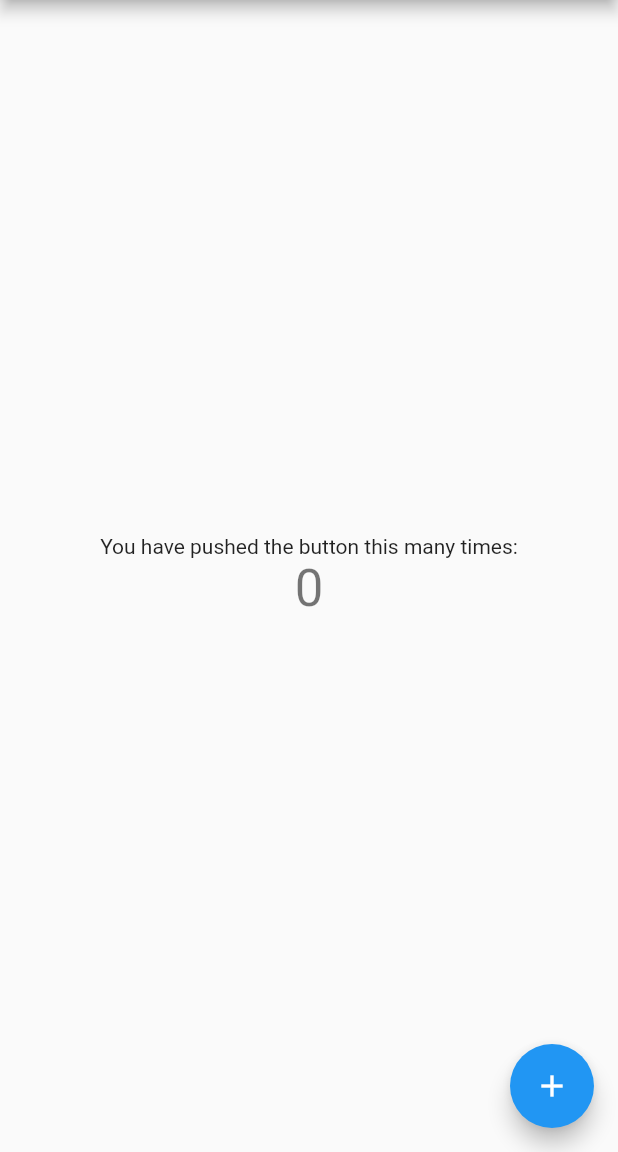
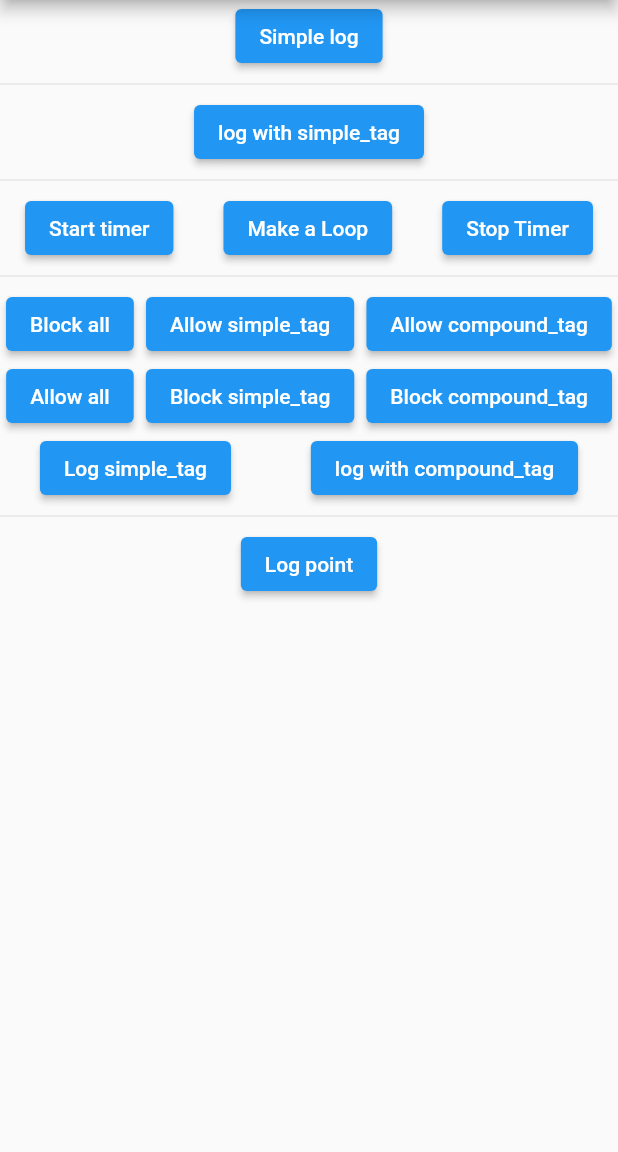
Before and after one commit to appvinio/linio, a Flutter app: the screen it shows after launch, on a phone screen of 412 x 824 dp, the part 84-1236 px from its top. Run offline on Flutter 3.47's test engine with Material 2 defaults, Android fonts, the phone set to English and light mode, and no system bars; statements that could not run were skipped.

```diff
--- a/example/lib/main.dart
+++ b/example/lib/main.dart
@@ -1,6 +1,3 @@
-import 'dart:io';
-import 'dart:nativewrappers';
-
 import 'package:flutter/material.dart';
 import 'package:linio/linio.dart';
 
@@ -8,7 +5,7 @@ void main() {
   Linio(
     headers: [
       // UpTimeLinioHeader(),
-      // DateTimeLinioHeader(),
+      DateTimeLinioHeader(),
       TagLinioHeader(),
       GrepConsoleLinioHeader(),
       LiveLinioHeader(),
@@ -80,6 +77,12 @@ class MyHomePage extends StatefulWidget {
 class _MyHomePageState extends State<MyHomePage> {
   int _counter = 0;
 
+  @override
+  void initState() {
+    Linio.log('stopwatch -s counter_timer', 'Start timer');
+    super.initState();
+  }
+
   void _incrementCounter() {
     setState(() {
       // This call to setState tells the Flutter framework that something has
@@ -89,61 +92,166 @@ class _MyHomePageState extends State<MyHomePage> {
       // called again, and so nothing would appear to happen.
       _counter++;
 
-
-      Linio.log('stopwatch -s counter_timer', 'Duration since last click');
+      Linio.log('stopwatch -l counter_timer', 'Duration since last click');
       // Linio.log('--mode live --level error', 'Current counter value: $_counter');
     });
   }
 
   @override
   Widget build(BuildContext context) {
-    // This method is rerun every time setState is called, for instance as done
-    // by the _incrementCounter method above.
-    //
-    // The Flutter framework has been optimized to make rerunning build methods
-    // fast, so that you can just rebuild anything that needs updating rather
-    // than having to individually change instances of widgets.
     return Scaffold(
       appBar: AppBar(
-        // Here we take the value from the MyHomePage object that was created by
-        // the App.build method, and use it to set our appbar title.
         title: Text(widget.title),
       ),
-      body: Center(
-        // Center is a layout widget. It takes a single child and positions it
-        // in the middle of the parent.
-        child: Column(
-          // Column is also a layout widget. It takes a list of children and
-          // arranges them vertically. By default, it sizes itself to fit its
-          // children horizontally, and tries to be as tall as its parent.
-          //
-          // Invoke "debug painting" (press "p" in the console, choose the
-          // "Toggle Debug Paint" action from the Flutter Inspector in Android
-          // Studio, or the "Toggle Debug Paint" command in Visual Studio Code)
-          // to see the wireframe for each widget.
-          //
-          // Column has various properties to control how it sizes itself and
-          // how it positions its children. Here we use mainAxisAlignment to
-          // center the children vertically; the main axis here is the vertical
-          // axis because Columns are vertical (the cross axis would be
-          // horizontal).
-          mainAxisAlignment: MainAxisAlignment.center,
-          children: <Widget>[
-            Text(
-              'You have pushed the button this many times:',
+      body: Column(
+        mainAxisAlignment: MainAxisAlignment.start,
+        children: <Widget>[
+          //Simple log
+          simpleLog(),
+          Divider(),
+          //Simple log with tag
+          simpleLogWithTag(),
+          Divider(),
+          //Timer
+          timer(),
+          Divider(),
+          //Tag Managger
+          tagManager(),
+          Divider(),
+          ElevatedButton(
+            onPressed: () {
+              Linio.log('log_point');
+            },
+            child: Text('Log point'),
+          ),
+        ],
+      ),
+    );
+  }
+
+  Widget tagManager() {
+    return Column(
+      children: [
+        Row(
+          mainAxisAlignment: MainAxisAlignment.spaceAround,
+          children: [
+            Column(
+              children: [
+                ElevatedButton(
+                  onPressed: () {
+                    Linio.log('tag_manager -b all');
+                  },
+                  child: Text('Block all'),
+                ),
+                ElevatedButton(
+                  onPressed: () {
+                    Linio.log('tag_manager -a all');
+                  },
+                  child: Text('Allow all'),
+                ),
+              ],
             ),
-            Text(
-              '$_counter',
-              style: Theme.of(context).textTheme.headline4,
+            Column(
+              children: [
+                ElevatedButton(
+                  onPressed: () {
+                    Linio.log('tag_manager -a simple_tag');
+                  },
+                  child: Text('Allow simple_tag'),
+                ),
+                ElevatedButton(
+                  onPressed: () {
+                    Linio.log('tag_manager -b simple_tag');
+                  },
+                  child: Text('Block simple_tag'),
+                ),
+              ],
+            ),
+            Column(
+              children: [
+                ElevatedButton(
+                  onPressed: () {
+                    Linio.log('tag_manager -a compound_tag');
+                  },
+                  child: Text('Allow compound_tag'),
+                ),
+                ElevatedButton(
+                  onPressed: () {
+                    Linio.log('tag_manager -b compound_tag');
+                  },
+                  child: Text('Block compound_tag'),
+                ),
+              ],
             ),
           ],
         ),
-      ),
-      floatingActionButton: FloatingActionButton(
-        onPressed: _incrementCounter,
-        tooltip: 'Increment',
-        child: Icon(Icons.add),
-      ), // This trailing comma makes auto-formatting nicer for build methods.
+        Row(
+          mainAxisAlignment: MainAxisAlignment.spaceAround,
+          children: [
+            ElevatedButton(
+              onPressed: () {
+                Linio.log('simple_tag', 'simple message');
+              },
+              child: Text('Log simple_tag'),
+            ),
+            ElevatedButton(
+              onPressed: () {
+                Linio.log('compound_tag', 'simple log');
+              },
+              child: Text('log with compound_tag'),
+            ),
+          ],
+        )
+      ],
+    );
+  }
+
+  Row timer() {
+    return Row(
+      mainAxisAlignment: MainAxisAlignment.spaceAround,
+      children: [
+        ElevatedButton(
+          onPressed: () {
+            Linio.log('stopwatch -s simple_timer');
+          },
+          child: Text('Start timer'),
+        ),
+        ElevatedButton(
+          onPressed: () {
+            Linio.log('stopwatch -l simple_timer');
+          },
+          child: Text('Make a Loop'),
+        ),
+        ElevatedButton(
+          onPressed: () {
+            Linio.log('stopwatch -e simple_timer');
+          },
+          child: Text('Stop Timer'),
+        ),
+      ],
+    );
+  }
+
+  Row simpleLogWithTag() {
+    return Row(
+      mainAxisAlignment: MainAxisAlignment.spaceAround,
+      children: [
+        ElevatedButton(
+          onPressed: () {
+            Linio.log('simple_tag', 'simple log');
+          },
+          child: Text('log with simple_tag'),
+        ),
+      ],
+    );
+  }
+
+  ElevatedButton simpleLog() {
+    return ElevatedButton(
+      onPressed: () {
+        Linio.log('simple log');
+      },
+      child: Text('Simple log'),
     );
   }
 }
--- a/lib/linio.dart
+++ b/lib/linio.dart
@@ -2,77 +2,86 @@ library linio;
 
 import 'dart:async';
 import 'dart:io';
-import 'dart:developer' as developer;
 
 import 'args/args.dart';
+import 'args/command_runner.dart';
+
 export 'args/args.dart';
-import 'args/command_runner.dart';
 export 'args/command_runner.dart';
 
-part 'src/options/linio_log_level.dart';
-part 'src/options/linio_log_type.dart';
-part 'src/options/linio_options.dart';
+part 'src/commands/empty_command.dart';
+
+part 'src/commands/level_manager_command.dart';
+
+part 'src/commands/linio_command.dart';
+
+part 'src/commands/linio_command_runner.dart';
+
+part 'src/commands/log_point_command.dart';
+
+part 'src/commands/stopwatch_command.dart';
+
+part 'src/commands/tag_manager_command.dart';
+
+part 'src/filters/level_linio_filter.dart';
+
+part 'src/filters/linio_filter.dart';
+
+part 'src/filters/tag_linio_filter.dart';
+
+part 'src/formatters/file_formatter.dart';
+
+part 'src/formatters/linio_formatter.dart';
+
+part 'src/formatters/simple_formatter.dart';
+
+part 'src/header_footers/datetime_header.dart';
+
+part 'src/header_footers/grep_console_header.dart';
+
+part 'src/header_footers/linio_header_footer.dart';
+
+part 'src/header_footers/live_linio_header.dart';
+
+part 'src/header_footers/tag_header.dart';
+
+part 'src/header_footers/uptime_header.dart';
+
 part 'src/managers/linio_level_manager.dart';
+
 part 'src/managers/linio_tag_manager.dart';
-part 'src/filters/linio_filter.dart';
-part 'src/filters/tag_linio_filter.dart';
-part 'src/filters/level_linio_filter.dart';
-part 'src/commands/linio_command_runner.dart';
-part 'src/commands/linio_command.dart';
-part 'src/commands/empty_command.dart';
-part 'src/commands/log_point_command.dart';
-part 'src/commands/tag_manager_command.dart';
-part 'src/commands/level_manager_command.dart';
-part 'src/commands/stopwatch_command.dart';
-part 'src/printer/linio_printer.dart';
-part 'src/printer/console_printer.dart';
-part 'src/printer/terminal_printer.dart';
-part 'src/formatters/linio_formatter.dart';
-part 'src/formatters/simple_formatter.dart';
-part 'src/formatters/file_formatter.dart';
-part 'src/header_footers/linio_header_footer.dart';
-part 'src/header_footers/grep_console_header.dart';
-part 'src/header_footers/uptime_header.dart';
-part 'src/header_footers/datetime_header.dart';
-part 'src/header_footers/live_live_header.dart';
-part 'src/header_footers/tag_header.dart';
+
 part 'src/manipulators/linio_manipulator.dart';
 
+part 'src/options/linio_log_level.dart';
+
+part 'src/options/linio_log_type.dart';
+
+part 'src/options/linio_options.dart';
+
+part 'src/printer/console_printer.dart';
+
+part 'src/printer/linio_printer.dart';
+
+part 'src/printer/terminal_printer.dart';
+
 class Linio {
-  Linio({
+  Linio._({
     this.printers = const [],
     this.formatters = const [SimpleLinioFormatter()],
     this.headers = const [],
     this.manipulators = const [],
     this.filters = const [],
   }) {
-    instance = this;
-
-    instance.streamController = StreamController<Function>();
-    instance.streamController.stream
-        .asyncMap((event) => event())
-        .listen((event) {});
-    instance.commandRunner = LinioCommandRunner('linio', 'linio');
-    instance.commandRunner.argParser.addOption('tag', abbr: 't');
-    instance.commandRunner.argParser.addOption('mode',
-        abbr: 'm', allowed: ['s', 'l', 'static', 'live'], defaultsTo: 's');
-    instance.commandRunner.argParser.addOption('level',
-        abbr: 'l',
-        allowed: [
-          'd',
-          'i',
-          'w',
-          'e',
-          'f',
-          'debug',
-          'info',
-          'warn',
-          'error',
-          'fatal'
-        ],
-        defaultsTo: 'd');
-    instance.manipulators.forEach((element) {
-      instance.commandRunner.addCommand(element);
+    streamController = StreamController<Function>();
+    streamController.stream.asyncMap((event) => event()).listen((event) {});
+    commandRunner = LinioCommandRunner('linio', 'linio');
+    commandRunner.argParser.addOption('tag', abbr: 't');
+    commandRunner.argParser.addOption('mode', abbr: 'm', allowed: ['s', 'l', 'static', 'live'], defaultsTo: 's');
+    commandRunner.argParser.addOption('level',
+        abbr: 'l', allowed: ['d', 'i', 'w', 'e', 'f', 'debug', 'info', 'warn', 'error', 'fatal'], defaultsTo: 'd');
+    manipulators.forEach((element) {
+      commandRunner.addCommand(element);
     });
 
     printers.forEach((printer) {
@@ -80,16 +89,39 @@ class Linio {
     });
   }
 
-  factory Linio.console() {
-    instance = Linio(printers: [
+  factory Linio.custom(
+      {List<LinioPrinter> printers = const [],
+      List<LinioFormatter> formatters = const [SimpleLinioFormatter()],
+      List<LinioHeaderFooter> headers = const [],
+      List<LinioCommand> manipulators = const [],
+      List<LinioFilter> filters = const [],
+      String name = 'main'}) {
+    _instances[name] = Linio._(
+      printers: printers,
+      formatters: formatters,
+      headers: headers,
+      manipulators: manipulators,
+      filters: filters,
+    );
+    return _instances[name]!;
+  }
+
+  factory Linio.console([String name = 'main']) {
+    _instances[name] = Linio._(printers: [
       ConsolePrinter(),
     ]);
     return instance;
   }
 
-  static late Linio instance;
+  factory Linio([String name = 'main']) {
+    return instance;
+  }
 
-  late CommandRunner<List<String>> commandRunner;
+  static Map<String, Linio> _instances = {};
+
+  static Linio get instance => _instances['main']!;
+
+  static late CommandRunner<List<String>> commandRunner;
   List<LinioHeaderFooter> headers;
   List<LinioCommand> manipulators;
   List<LinioPrinter> printers;
@@ -100,19 +132,13 @@ class Linio {
 
   late StreamController<Function> streamController;
 
-  static void log(dynamic logOrCommand, [dynamic log]) {
-    final linioCommand = instance.commandRunner.argParser.parse((log != null
-        ? logOrCommand
-        : (logOrCommand is String ? logOrCommand : ''))
-        .toString()
-        .split(' '));
+  void log(dynamic logOrCommand, [dynamic log]) {
+    final linioCommand = commandRunner.argParser
+        .parse((log != null ? logOrCommand : (logOrCommand is String ? logOrCommand : '')).toString().split(' '));
     List<String> linioCommandResult;
     if (linioCommand.command?.name?.isNotEmpty == true) {
-      linioCommandResult = instance.commandRunner.run((log != null
-          ? logOrCommand
-          : (logOrCommand is String ? logOrCommand : ''))
-          .toString()
-          .split(' ')) ??
+      linioCommandResult = commandRunner
+              .run((log != null ? logOrCommand : (logOrCommand is String ? logOrCommand : '')).toString().split(' ')) ??
           [];
       if (log == null && logOrCommand != null) {
         logOrCommand = null;
@@ -123,7 +149,7 @@ class Linio {
 
     final linioLog = log ?? logOrCommand;
 
-    String linioTag = linioCommand['tag'] ?? '';
+    String linioTag = linioCommand['tag'] ?? log != null ? logOrCommand : '';
 
     LinioLogType linioLogType = LinioLogType.static;
     switch (linioCommand['mode']) {
@@ -159,19 +185,15 @@ class Linio {
         linioLogLevel = LinioLogLevel.fatal;
         break;
     }
-    final options = LinioOptions(linioLogType, linioLogLevel, linioTag);
+    final options = LinioOptions(linioLogType, linioLogLevel, linioTag, linioLog ?? '', linioCommand);
     if (instance.filters.any((element) => !element.shouldLog(options))) {
       return;
     }
     instance._print(linioCommand, linioCommandResult, linioLog, options);
   }
 
-  void _print(ArgResults command, List<String> commandResult, dynamic log,
-      LinioOptions options) {
-    final formatter =
-    formatters.firstWhere((element) => element.handleLog(log));
-    printers.forEach((printer) =>
-        printer.print(
-            command, [...commandResult, ...formatter.format(log)], options));
+  void _print(ArgResults command, List<String> commandResult, dynamic log, LinioOptions options) {
+    final formatter = formatters.firstWhere((element) => element.handleLog(log));
+    printers.forEach((printer) => printer.print(command, [...commandResult, ...formatter.format(log)], options));
   }
 }
--- a/lib/src/commands/log_point_command.dart
+++ b/lib/src/commands/log_point_command.dart
@@ -17,6 +17,10 @@ class LogPointCommand extends LinioCommand {
     final stackTraceLines = StackTrace.current.toString().split('\n');
     final preIndex =
     stackTraceLines.indexWhere((element) => element.contains('Linio'));
-    return [stackTraceLines[preIndex + 1]];
+    final line = stackTraceLines[preIndex + 1];
+    final startPointPrefix = line.indexOf('(');
+    final lastPointPrefix = line.indexOf(')') + 1;
+    final point = line.substring(startPointPrefix, lastPointPrefix);
+    return [point];
   }
 }
--- a/lib/src/commands/tag_manager_command.dart
+++ b/lib/src/commands/tag_manager_command.dart
@@ -20,10 +20,12 @@ class TagManagerCommand extends LinioCommand {
     if (argResults != null) {
       if (argResults!.wasParsed('allow')) {
         Linio.instance.tagManager.allow(argResults!['allow']);
+        return ['$description: Allow ${argResults!['allow']}'];
       } else if (argResults!.wasParsed('block')) {
         Linio.instance.tagManager.block(argResults!['block']);
+        return ['$description: Block ${argResults!['block']}'];
       }
     }
-    return <String>[];
+    return [];
   }
 }
--- a/lib/src/filters/tag_linio_filter.dart
+++ b/lib/src/filters/tag_linio_filter.dart
@@ -3,6 +3,6 @@ part of linio;
 class TagLinioFilter extends LinioFilter {
   @override
   bool shouldLog(LinioOptions options) {
-    return Linio.instance.tagManager.shouldLog(options.tag);
+    return Linio.instance.tagManager.shouldLog(options);
   }
 }
--- a/lib/src/header_footers/tag_header.dart
+++ b/lib/src/header_footers/tag_header.dart
@@ -1,7 +1,8 @@
 part of linio;
+
 class TagLinioHeader extends LinioHeaderFooter {
   @override
   String prepareHeader(ArgResults command, String log, LinioOptions options) {
-    return "${options.tag} $log";
+    return "${options.tag.isNotEmpty ? '${options.tag} ' : ''}$log";
   }
 }
--- a/lib/src/managers/linio_tag_manager.dart
+++ b/lib/src/managers/linio_tag_manager.dart
@@ -18,11 +18,14 @@ class LinioTagManager {
     }
   }
 
-  bool shouldLog(String tag) {
+  bool shouldLog(LinioOptions options) {
+    if (options.tag.isEmpty) {
+      return true;
+    }
     if (blockList.contains('all')) {
-      return allowList.contains(tag);
+      return allowList.contains(options.tag);
     } else {
-      return !blockList.contains(tag);
+      return !blockList.contains(options.tag);
     }
   }
 }
--- a/lib/src/options/linio_options.dart
+++ b/lib/src/options/linio_options.dart
@@ -4,6 +4,8 @@ class LinioOptions {
   final LinioLogType type;
   final LinioLogLevel level;
   final String tag;
+  final String log;
+  final ArgResults command;
 
-  LinioOptions(this.type, this.level, this.tag);
+  LinioOptions(this.type, this.level, this.tag, this.log, this.command);
 }
--- a/lib/src/printer/linio_printer.dart
+++ b/lib/src/printer/linio_printer.dart
@@ -13,7 +13,7 @@ abstract class LinioPrinter {
         <String>[],
             (List<String> previousValue, String element) =>
         previousValue..addAll(element.split('\n')))
-        .map((line) => headers.fold(
+        .map((line) => headers.reversed.fold(
         line,
             (String previousValue, element) =>
             element.prepareHeader(command, previousValue, options)))
--- a/pubspec.yaml
+++ b/pubspec.yaml
@@ -5,3 +5,6 @@ homepage: https://appvinio.com
 
 environment:
   sdk: ">=2.12.0 <3.0.0"
+
+dependencies:
+  mocktail: 0.1.4
```
Also changed, not shown: lib/src/header_footers/datetime_header.dart (+18 -1 lines), lib/src/header_footers/uptime_header.dart (+6 -2 lines), lib/src/header_footers/live_linio_header.dart (renamed from lib/src/header_footers/live_live_header.dart), 1 other file.
